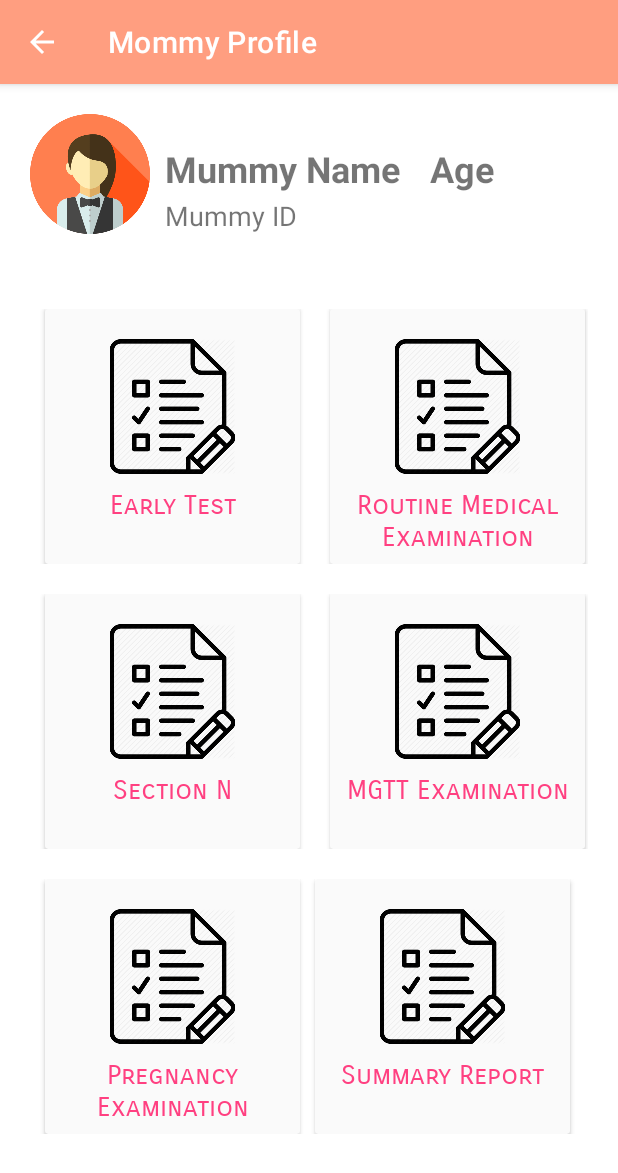
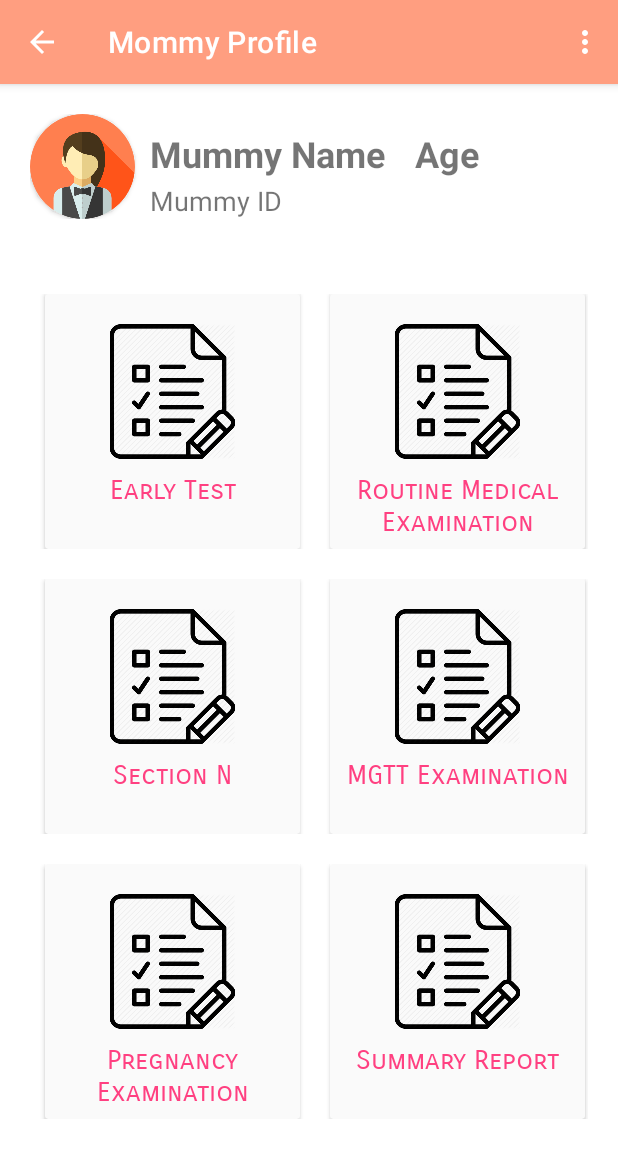
Before and after one commit to Jiaenong/MommyHealthApp, an Android app: the MommyProfileActivity screen opened directly, with no data from a screen before it, on a phone screen of 412 x 824 dp. Shown: the top 1173 px of the screen. Run offline under Robolectric (Android 15) with nearby library versions, the light colour scheme and no system bars.

Commit message:
modify front end

```diff
--- a/app/src/main/java/com/example/mommyhealthapp/MommyProfileActivity.java
+++ b/app/src/main/java/com/example/mommyhealthapp/MommyProfileActivity.java
@@ -3,6 +3,7 @@ package com.example.mommyhealthapp;
 import androidx.appcompat.app.AppCompatActivity;
 
 import android.os.Bundle;
+import android.view.Menu;
 import android.view.MenuItem;
 
 public class MommyProfileActivity extends AppCompatActivity {
@@ -24,4 +25,10 @@ public class MommyProfileActivity extends AppCompatActivity {
         }
         return super.onOptionsItemSelected(item);
     }
+
+    public boolean onCreateOptionsMenu(Menu menu) {
+        // Inflate the menu; this adds items to the action bar if it is present.
+        getMenuInflater().inflate(R.menu.nurse_home, menu);
+        return true;
+    }
 }
--- a/app/src/main/res/layout/activity_mommy_profile.xml
+++ b/app/src/main/res/layout/activity_mommy_profile.xml
@@ -17,19 +17,27 @@
             android:layout_height="wrap_content"
             android:padding="10dp">
 
-            <ImageView
-                android:id="@+id/imageViewMummy"
-                android:layout_width="80dp"
-                android:layout_height="80dp"
-                app:srcCompat="@drawable/user" />
+            <androidx.cardview.widget.CardView
+                android:id="@+id/cardViewMummy"
+                android:layout_width="70dp"
+                android:layout_height="70dp"
+                app:cardCornerRadius="60dp">
+
+                <ImageView
+                    android:id="@+id/imageViewMummy"
+                    android:layout_width="70dp"
+                    android:layout_height="match_parent"
+                    app:srcCompat="@drawable/user" />
+
+            </androidx.cardview.widget.CardView>
 
             <TextView
                 android:id="@+id/textViewMummyName"
                 android:layout_width="wrap_content"
                 android:layout_height="wrap_content"
                 android:layout_marginLeft="10dp"
-                android:layout_marginTop="20dp"
-                android:layout_toRightOf="@id/imageViewMummy"
+                android:layout_marginTop="10dp"
+                android:layout_toRightOf="@id/cardViewMummy"
                 android:text="@string/mummy_name"
                 android:textSize="24sp"
                 android:textStyle="bold" />
@@ -42,7 +50,7 @@
                 android:textSize="24sp"
                 android:layout_toRightOf="@id/textViewMummyName"
                 android:layout_marginLeft="20dp"
-                android:layout_marginTop="20dp"
+                android:layout_marginTop="10dp"
                 android:text="@string/age" />
 
             <TextView
@@ -50,7 +58,7 @@
                 android:layout_width="wrap_content"
                 android:layout_height="wrap_content"
                 android:textSize="18dp"
-                android:layout_toRightOf="@id/imageViewMummy"
+                android:layout_toRightOf="@id/cardViewMummy"
                 android:layout_marginLeft="10dp"
                 android:layout_alignParentBottom="true"
                 android:text="@string/mummy_id" />
@@ -265,7 +273,7 @@
                 <androidx.cardview.widget.CardView
                     android:layout_width="170dp"
                     android:layout_height="170dp"
-                    android:layout_marginLeft="10dp"
+                    android:layout_marginLeft="20dp"
                     android:clickable="true"
                     android:foreground="?android:attr/selectableItemBackground"
                     app:cardBackgroundColor="#fafafa">
--- a/app/src/main/res/menu/nurse_home.xml
+++ b/app/src/main/res/menu/nurse_home.xml
@@ -2,7 +2,7 @@
 <menu xmlns:android="http://schemas.android.com/apk/res/android"
     xmlns:app="http://schemas.android.com/apk/res-auto">
     <item
-        android:id="@+id/action_settings"
+        android:id="@+id/action_translate"
         android:orderInCategory="100"
         android:title="@string/action_settings"
         app:showAsAction="never" />
--- a/app/src/main/res/values/strings.xml
+++ b/app/src/main/res/values/strings.xml
@@ -13,7 +13,7 @@
     <string name="nav_header_title">Android Studio</string>
     <string name="nav_header_subtitle">android.studio@android.com</string>
     <string name="nav_header_desc">Navigation header</string>
-    <string name="action_settings">Settings</string>
+    <string name="action_settings">Translate EN/BM</string>
 
     <string name="menu_home">Home</string>
     <string name="menu_create">Add Mother</string>
```
